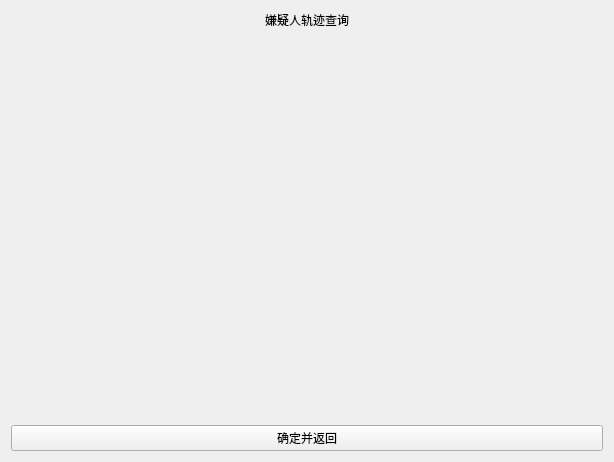
Before: the Qt Designer form guiji.ui in CrabbeHolley/XYR, drawn with Qt 5.
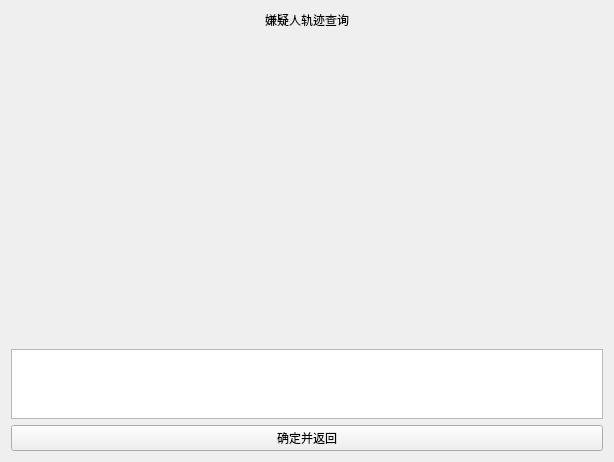
After: the same form once the commit is applied.

Patch:
```diff
--- a/guiji.ui
+++ b/guiji.ui
@@ -39,6 +39,25 @@
    <item>
     <widget class="QWidget" name="mapWidget" native="true"/>
    </item>
+   <item>
+    <widget class="QTextEdit" name="information">
+     <property name="sizePolicy">
+      <sizepolicy hsizetype="Expanding" vsizetype="Fixed">
+       <horstretch>0</horstretch>
+       <verstretch>0</verstretch>
+      </sizepolicy>
+     </property>
+     <property name="maximumSize">
+      <size>
+       <width>16777215</width>
+       <height>70</height>
+      </size>
+     </property>
+     <property name="readOnly">
+      <bool>true</bool>
+     </property>
+    </widget>
+   </item>
    <item>
     <widget class="QPushButton" name="backButton">
      <property name="text">
```
